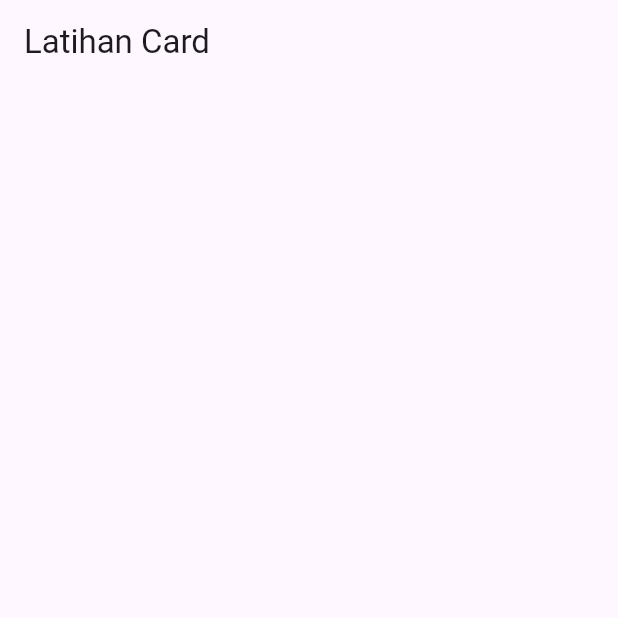
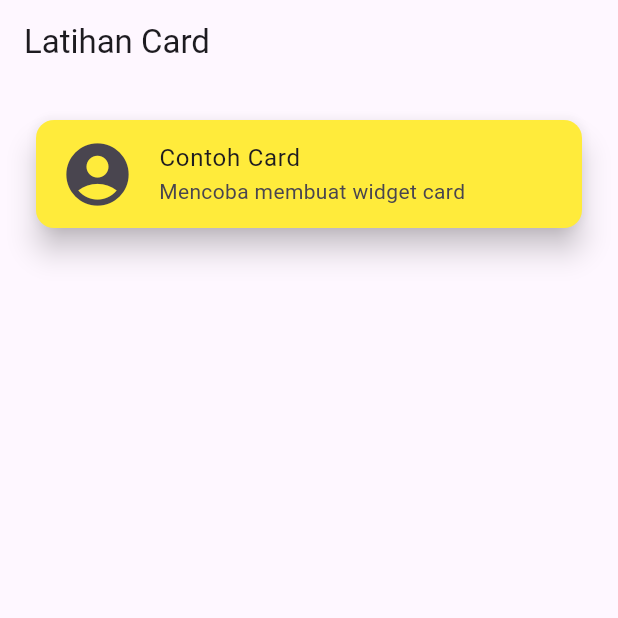
Before and after one commit to rismanitalst/8_widget_card, a Flutter app: the screen it shows after launch, on a phone screen of 412 x 824 dp, the top half of it. Run offline on Flutter 3.47's test engine with Material 3 defaults, Android fonts, the phone set to English and light mode, and no system bars.

Commit message:
feat: tambah card 1 warna kuning dengan listtile

```diff
--- a/lib/pages/page_card_01.dart
+++ b/lib/pages/page_card_01.dart
@@ -12,7 +12,18 @@ class MyCard01 extends StatelessWidget {
           padding: const EdgeInsets.all(20.0),
           child: Column(
             crossAxisAlignment: CrossAxisAlignment.start,
-            children: []
+            children: [
+              //ini card 1
+              Card(
+              color: Colors.yellow,
+               elevation: 8,
+                child: ListTile(
+                leading: Icon(Icons.account_circle, size: 50),
+                title: Text("Contoh Card"),
+                subtitle: Text("Mencoba membuat widget card"),
+                ),
+              ),
+            ]
           )
         )
       ),
```
